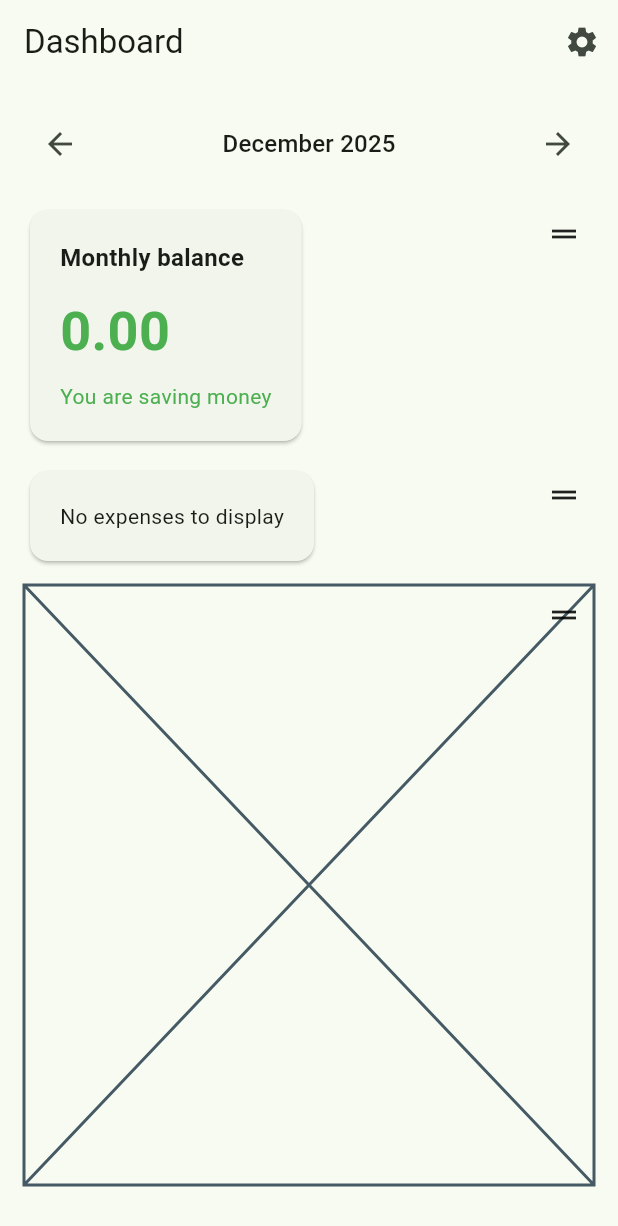
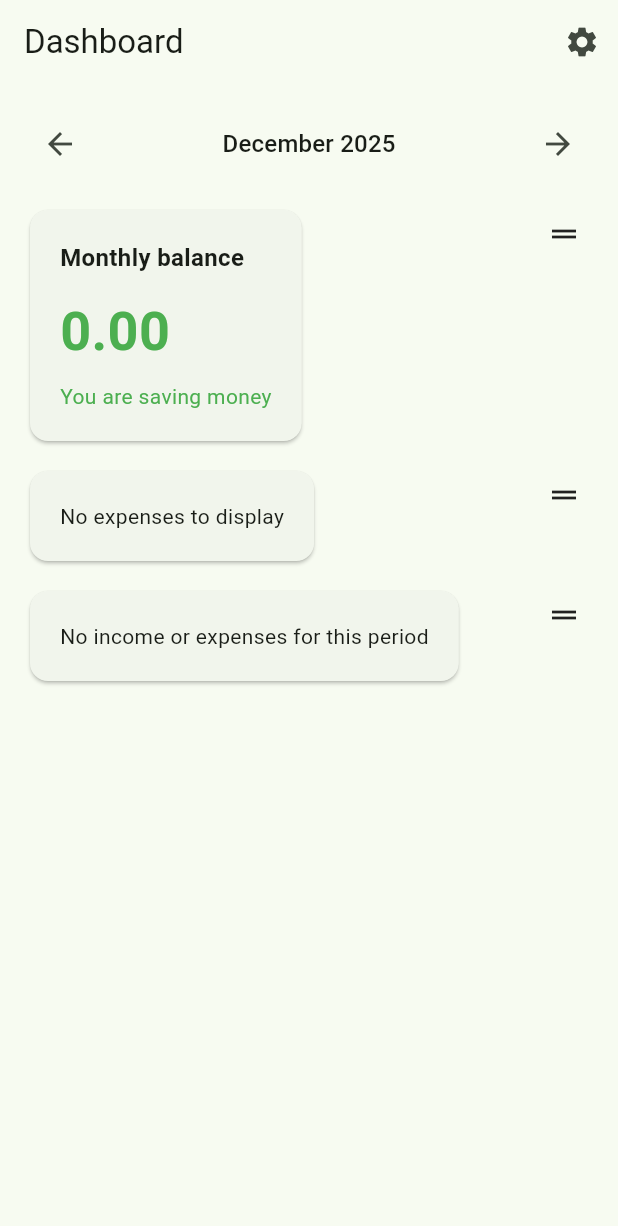
Before and after one commit to raulpereira-01/finance-app, a Flutter app: the DashboardScreen screen opened directly, on a phone screen of 412 x 824 dp. Shown: the top 1226 px of the screen. Run offline on Flutter 3.47's test engine with Material 3 defaults, Android fonts, the phone set to English and light mode, and no system bars; our stand-ins replace fl_chart, hive, hive_flutter; accounts and stored records are empty.

Commit message:
Add income vs expenses dashboard bar chart

```diff
--- /dev/null
+++ b/lib/domain/entities/monthly_summary.dart
@@ -0,0 +1,11 @@
+class MonthlySummary {
+  final double income;
+  final double expenses;
+
+  const MonthlySummary({
+    required this.income,
+    required this.expenses,
+  });
+
+  bool get isEmpty => income == 0 && expenses == 0;
+}
--- /dev/null
+++ b/lib/domain/services/monthly_summary_service.dart
@@ -0,0 +1,34 @@
+import 'package:hive/hive.dart';
+
+import '../../core/constants/hive_boxes.dart';
+import '../../data/models/expense_model.dart';
+import '../../data/models/income_model.dart';
+import '../entities/monthly_summary.dart';
+
+class MonthlySummaryService {
+  final Box<IncomeModel> _incomeBox = Hive.box<IncomeModel>(HiveBoxes.incomes);
+  final Box<ExpenseModel> _expenseBox = Hive.box<ExpenseModel>(HiveBoxes.expenses);
+
+  MonthlySummary calculateForMonthYear(int month, int year) {
+    final incomeTotal = _incomeBox.values.fold<double>(
+      0,
+      (sum, income) => sum + income.amount,
+    );
+
+    final expensesTotal = _expenseBox.values.fold<double>(
+      0,
+      (sum, expense) {
+        final sameMonth = expense.date.month == month;
+        final sameYear = expense.date.year == year;
+
+        if (sameMonth && sameYear) {
+          return sum + expense.amount;
+        }
+
+        return sum;
+      },
+    );
+
+    return MonthlySummary(income: incomeTotal, expenses: expensesTotal);
+  }
+}
--- a/lib/presentation/screens/dashboard/dashboard_screen.dart
+++ b/lib/presentation/screens/dashboard/dashboard_screen.dart
@@ -3,12 +3,15 @@ import 'package:flutter/material.dart';
 import '../../../domain/entities/dashboard_widget_type.dart';
 import '../../../domain/services/dashboard_config_service.dart';
 import '../../../domain/services/selected_period_service.dart';
+import '../../../domain/services/monthly_summary_service.dart';
 import '../../../data/models/dashboard_config_model.dart';
 import '../../../domain/entities/selected_period.dart';
+import '../../../domain/entities/monthly_summary.dart';
 import '../../widgets/period_selector.dart';
 import 'balance_widget.dart';
 import 'dashboard_settings_screen.dart';
 import 'expenses_by_category_pie_widget.dart';
+import 'income_vs_expenses_bar_widget.dart';
 
 class DashboardScreen extends StatefulWidget {
   const DashboardScreen({super.key});
@@ -21,6 +24,7 @@ class _DashboardScreenState extends State<DashboardScreen> {
   late List<DashboardConfigModel> _configs;
   final _configService = DashboardConfigService();
   final _selectedPeriodService = SelectedPeriodService();
+  final _monthlySummaryService = MonthlySummaryService();
   late SelectedPeriod _selectedPeriod;
 
   @override
@@ -38,14 +42,17 @@ class _DashboardScreenState extends State<DashboardScreen> {
   }
 
   /// Construye el widget según el tipo
-  Widget _buildWidgetFromType(DashboardWidgetType type) {
+  Widget _buildWidgetFromType(
+    DashboardWidgetType type,
+    MonthlySummary monthlySummary,
+  ) {
     switch (type) {
       case DashboardWidgetType.balance:
         return const BalanceWidget();
       case DashboardWidgetType.expensesByCategory:
         return const ExpensesByCategoryPieWidget();
       case DashboardWidgetType.incomeVsExpenses:
-        return const Placeholder();
+        return IncomeVsExpensesBarWidget(summary: monthlySummary);
     }
   }
 
@@ -59,6 +66,8 @@ class _DashboardScreenState extends State<DashboardScreen> {
   @override
   Widget build(BuildContext context) {
     final visibleConfigs = _visibleConfigs();
+    final monthlySummary = _monthlySummaryService
+        .calculateForMonthYear(_selectedPeriod.month, _selectedPeriod.year);
 
     return Scaffold(
       appBar: AppBar(
@@ -126,7 +135,10 @@ class _DashboardScreenState extends State<DashboardScreen> {
                       margin: const EdgeInsets.only(bottom: 12),
                       child: Stack(
                         children: [
-                          _buildWidgetFromType(config.type),
+                          _buildWidgetFromType(
+                            config.type,
+                            monthlySummary,
+                          ),
                           const Positioned(
                             right: 8,
                             top: 8,
--- /dev/null
+++ b/lib/presentation/screens/dashboard/income_vs_expenses_bar_widget.dart
@@ -0,0 +1,101 @@
+import 'package:fl_chart/fl_chart.dart';
+import 'package:flutter/material.dart';
+
+import '../../../domain/entities/monthly_summary.dart';
+
+class IncomeVsExpensesBarWidget extends StatelessWidget {
+  final MonthlySummary summary;
+
+  const IncomeVsExpensesBarWidget({super.key, required this.summary});
+
+  @override
+  Widget build(BuildContext context) {
+    if (summary.isEmpty) {
+      return const Card(
+        child: Padding(
+          padding: EdgeInsets.all(20),
+          child: Text('No income or expenses for this period'),
+        ),
+      );
+    }
+
+    final maxValue = summary.income > summary.expenses
+        ? summary.income
+        : summary.expenses;
+    final chartMaxY = maxValue == 0 ? 1.0 : maxValue * 1.2;
+
+    return Card(
+      child: Padding(
+        padding: const EdgeInsets.all(20),
+        child: Column(
+          crossAxisAlignment: CrossAxisAlignment.start,
+          children: [
+            const Text(
+              'Income vs expenses',
+              style: TextStyle(fontSize: 16, fontWeight: FontWeight.w600),
+            ),
+            const SizedBox(height: 16),
+            SizedBox(
+              height: 220,
+              child: BarChart(
+                BarChartData(
+                  alignment: BarChartAlignment.spaceAround,
+                  maxY: chartMaxY,
+                  gridData: const FlGridData(show: false),
+                  borderData: FlBorderData(show: false),
+                  titlesData: FlTitlesData(
+                    topTitles: const AxisTitles(sideTitles: SideTitles(showTitles: false)),
+                    rightTitles:
+                        const AxisTitles(sideTitles: SideTitles(showTitles: false)),
+                    leftTitles: const AxisTitles(
+                      sideTitles: SideTitles(showTitles: true, reservedSize: 32),
+                    ),
+                    bottomTitles: AxisTitles(
+                      sideTitles: SideTitles(
+                        showTitles: true,
+                        getTitlesWidget: (value, meta) {
+                          switch (value.toInt()) {
+                            case 0:
+                              return const Text('Income');
+                            case 1:
+                              return const Text('Expenses');
+                            default:
+                              return const SizedBox.shrink();
+                          }
+                        },
+                      ),
+                    ),
+                  ),
+                  barGroups: [
+                    BarChartGroupData(
+                      x: 0,
+                      barRods: [
+                        BarChartRodData(
+                          toY: summary.income,
+                          color: Colors.green,
+                          width: 24,
+                          borderRadius: BorderRadius.circular(6),
+                        ),
+                      ],
+                    ),
+                    BarChartGroupData(
+                      x: 1,
+                      barRods: [
+                        BarChartRodData(
+                          toY: summary.expenses,
+                          color: Colors.red,
+                          width: 24,
+                          borderRadius: BorderRadius.circular(6),
+                        ),
+                      ],
+                    ),
+                  ],
+                ),
+              ),
+            ),
+          ],
+        ),
+      ),
+    );
+  }
+}
--- a/pubspec.yaml
+++ b/pubspec.yaml
@@ -34,12 +34,12 @@ dependencies:
   # The following adds the Cupertino Icons font to your application.
   # Use with the CupertinoIcons class for iOS style icons.
   cupertino_icons: ^1.0.8
+  fl_chart: ^0.69.0
 
   hive: ^2.2.3
   hive_flutter: ^1.1.0
   path_provider: ^2.1.5
   uuid: ^4.5.1
-  fl_chart: ^0.69.0
 
 
 dev_dependencies:
```
